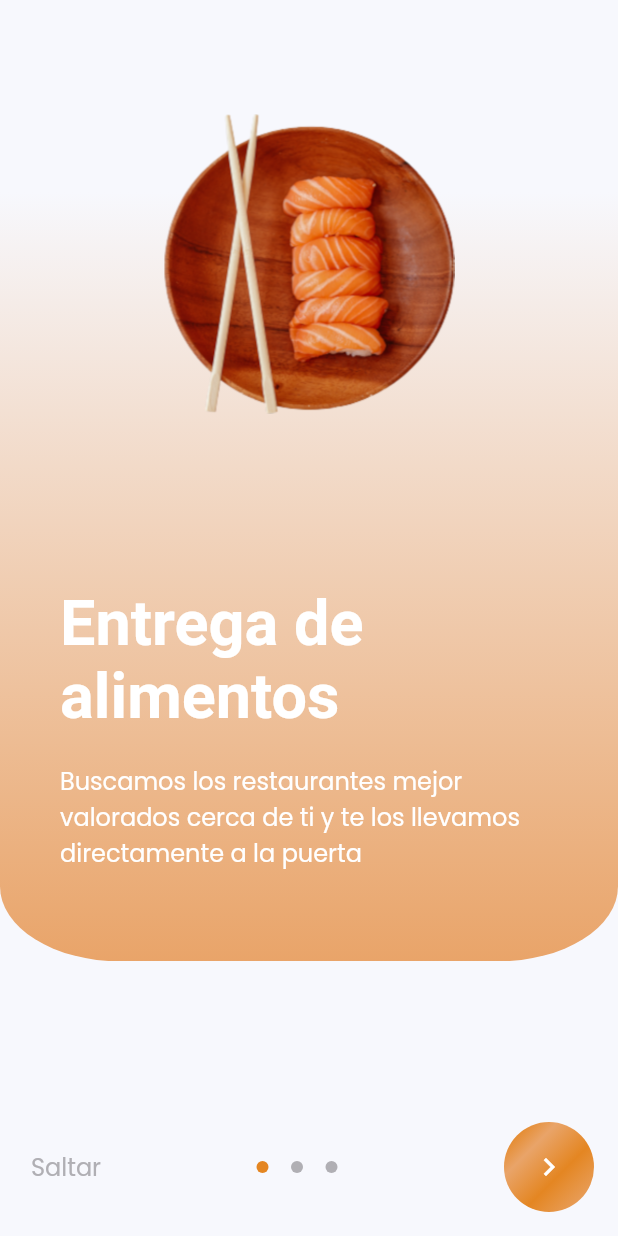
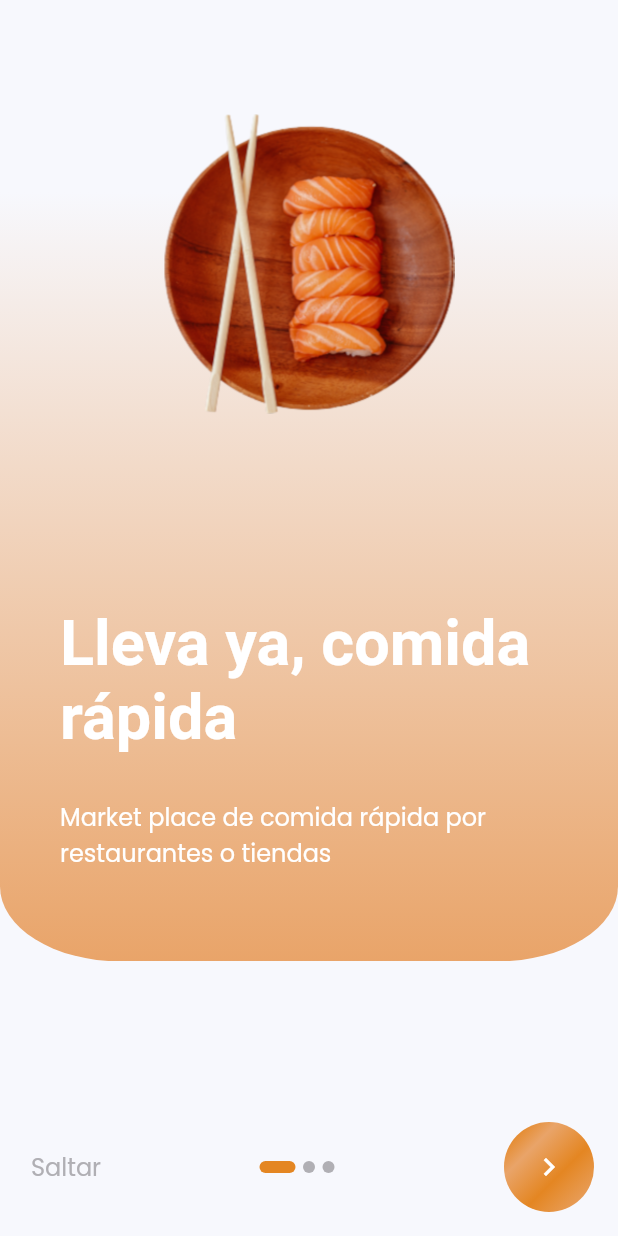
Before and after one commit to ulises214/escuela_proyecto_integrador, a Flutter app: the screen it shows after launch, on a phone screen of 412 x 824 dp. Run offline on Flutter 3.47's test engine with Material 2 defaults, Android fonts, the phone set to English and light mode, and no system bars; our stand-ins replace google_fonts, hive, hive_flutter; accounts and stored records are empty; Roboto replaces fonts that are missing (Andada).

Commit message:
Change onboarding texts

```diff
--- a/lib/src/on_boarding/on_boarding.controller.dart
+++ b/lib/src/on_boarding/on_boarding.controller.dart
@@ -3,6 +3,24 @@ import 'package:provider/provider.dart';
 
 import '../shared/constants/images.dart';
 import 'on_boarding.service.dart';
+
+const _titleData = [
+  {
+    'title': 'Lleva ya, comida rápida',
+    'imagePath': ImagesPaths.sushiPlato,
+    'description': 'Market place de comida rápida por restaurantes o tiendas',
+  },
+  {
+    'title': 'Monitorea tu pedido',
+    'imagePath': ImagesPaths.breakFastPlato,
+    'description': 'Todo el proceso en tu mano: pago, pedido, envio y entrega',
+  },
+  {
+    'title': 'Justa competencia',
+    'imagePath': ImagesPaths.hamburgerPlato,
+    'description': 'Precios justos para los clientes y vendedores',
+  },
+];
 
 class OnBoardingController with ChangeNotifier {
   final OnBoardingService _service;
@@ -24,26 +42,15 @@ class OnBoardingController with ChangeNotifier {
 
   Future<void> init() async {
     _isFirstTime = await _service.getIsFistTime();
-    _titleItems = const [
-      OnBoardingTitleItem(
-        title: 'Entrega de alimentos',
-        imagePath: ImagesPaths.sushiPlato,
-        description: 'Buscamos los restaurantes mejor valorados cerca de ti y '
-            'te los llevamos directamente a la puerta',
-      ),
-      OnBoardingTitleItem(
-        title: 'Entrega de alimentos',
-        imagePath: ImagesPaths.breakFastPlato,
-        description: 'Buscamos los restaurantes mejor valorados cerca de ti y '
-            'te los llevamos directamente a la puerta',
-      ),
-      OnBoardingTitleItem(
-        title: 'Entrega de alimentos',
-        imagePath: ImagesPaths.hamburgerPlato,
-        description: 'Buscamos los restaurantes mejor valorados cerca de ti y '
-            'te los llevamos directamente a la puerta',
-      ),
-    ];
+    _titleItems = _titleData
+        .map(
+          (e) => OnBoardingTitleItem(
+            title: e['title']!,
+            imagePath: e['imagePath']!,
+            description: e['description']!,
+          ),
+        )
+        .toList();
     _currentStep = 0;
     _stepCount = _titleItems.length - 1;
   }
--- a/lib/src/on_boarding/on_boarding.screen.dart
+++ b/lib/src/on_boarding/on_boarding.screen.dart
@@ -52,8 +52,8 @@ class _OnBoardingScreenState extends State<OnBoardingScreen> {
     final controller = OnBoardingController.read(context);
     if (!controller.isLastStep) {
       pageController.nextPage(
-        duration: const Duration(milliseconds: 200),
-        curve: Curves.easeInOut,
+        duration: const Duration(milliseconds: 300),
+        curve: Curves.easeInOutCubic,
       );
     }
     controller.nextStep();
--- a/lib/src/on_boarding/widgets/on_boarding_steps_view.dart
+++ b/lib/src/on_boarding/widgets/on_boarding_steps_view.dart
@@ -11,7 +11,7 @@ class OnBoardingStepsView extends StatelessWidget {
     final controller = OnBoardingController.of(context);
     return Wrap(
       direction: Axis.horizontal,
-      spacing: 15.0,
+      spacing: 5.0,
       children: List.generate(
         controller.titleItems.length,
         (i) => _Circle(
@@ -28,10 +28,20 @@ class _Circle extends StatelessWidget {
 
   @override
   Widget build(BuildContext context) {
-    return CircleAvatar(
-      minRadius: 4,
-      maxRadius: 4,
-      backgroundColor: isActive ? kTokenPrimaryColor : kTokenOffTextColor,
+    return AnimatedContainer(
+      duration: const Duration(milliseconds: 200),
+      width: isActive ? 24.0 : 8.0,
+      height: 8.0,
+      decoration: BoxDecoration(
+        borderRadius: BorderRadius.circular(4.0),
+        color: isActive ? kTokenPrimaryColor : kTokenOffTextColor,
+        // shape: BoxShape.circle,
+      ),
     );
+    // return CircleAvatar(
+    //   minRadius: 4,
+    //   maxRadius: 4,
+    //   backgroundColor: isActive ? kTokenPrimaryColor : kTokenOffTextColor,
+    // );
   }
 }
--- a/lib/src/on_boarding/widgets/on_boarding_top.dart
+++ b/lib/src/on_boarding/widgets/on_boarding_top.dart
@@ -41,34 +41,29 @@ class _TitleItem extends StatelessWidget {
     return Padding(
       padding: const EdgeInsets.only(
         bottom: 60.0,
+        top: kToolbarHeight + 20,
+        left: 40,
+        right: 40,
       ),
-      child: Stack(
+      child: Column(
+        crossAxisAlignment: CrossAxisAlignment.stretch,
         children: [
-          Positioned(
-            top: kToolbarHeight + 20,
-            left: 0,
-            right: 0,
+          Image(
+            image: AssetImage(item.imagePath),
             height: 200,
-            child: Image(
-              image: AssetImage(item.imagePath),
+          ),
+          const Expanded(child: SizedBox.shrink()),
+          Expanded(
+            child: StyledText.presentationTitle(
+              item.title,
+              bold: true,
+              textAlign: TextAlign.start,
             ),
           ),
-          Positioned(
-            bottom: 0,
-            left: 40,
-            right: 40,
-            child: Column(
-              mainAxisSize: MainAxisSize.min,
-              children: [
-                StyledText.presentationTitle(item.title, bold: true),
-                const SizedBox(height: 20),
-                StyledText.normal(
-                  item.description,
-                  color: kTokenSecondaryTextColor,
-                )
-              ],
-            ),
-          ),
+          StyledText.normal(
+            item.description,
+            color: kTokenSecondaryTextColor,
+          )
         ],
       ),
     );
--- a/lib/src/shared/widgets/atoms/styled_text.dart
+++ b/lib/src/shared/widgets/atoms/styled_text.dart
@@ -9,11 +9,13 @@ class StyledText extends StatelessWidget {
   final double fontSize;
   final String data;
   final TextStyle style;
+  final TextAlign? textAlign;
   StyledText.normal(
     this.data, {
     Key? key,
     this.bold,
     this.italic,
+    this.textAlign,
     this.color = kTokenPrimaryTextColor,
   })  : style = kTextStylePopins,
         fontSize = 16,
@@ -23,6 +25,7 @@ class StyledText extends StatelessWidget {
     Key? key,
     this.bold,
     this.italic,
+    this.textAlign,
     this.color = kTokenSecondaryTextColor,
   })  : style = kTextStyleAndada,
         fontSize = 42,
@@ -32,6 +35,7 @@ class StyledText extends StatelessWidget {
   Widget build(BuildContext context) {
     return Text(
       data,
+      textAlign: textAlign,
       style: style.copyWith(
         color: color,
         fontSize: fontSize,
```
